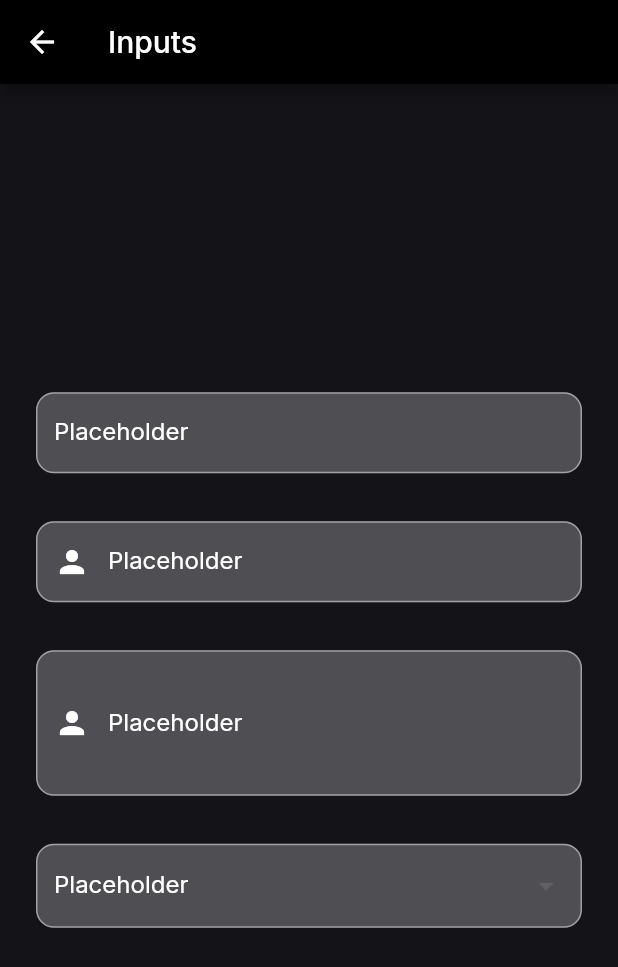
After one commit to TechTriathlon-CosmiX/flutter_app, a Flutter app: the screen it shows after launch, after a tap on "Inputs", on a phone screen of 412 x 824 dp. The commit adds this screen. Shown: the top 967 px of the screen. Run offline on Flutter 3.47's test engine with Material 2 defaults, Android fonts, the phone set to English and light mode, and no system bars; our stand-ins replace get, google_fonts.

Commit message:
Add reusable text field and dropdown components

```diff
--- a/lib/screens/home_screen.dart
+++ b/lib/screens/home_screen.dart
@@ -1,4 +1,5 @@
 import 'package:CosmiX/screens/buttons_screen.dart';
+import 'package:CosmiX/screens/inputs_screen.dart';
 import 'package:CosmiX/theme/colors.dart';
 import 'package:flutter/material.dart';
 import 'package:get/get.dart';
@@ -33,6 +34,12 @@ class HomeScreen extends StatelessWidget {
                 type: ButtonType.primary,
                 buttonText: "Cards",
                 onPressed: () => Get.to(() => const CardsScreen())),
+            const SizedBox(height: 24),
+            Button(
+                rightIcon: const Icon(Icons.arrow_forward_ios),
+                type: ButtonType.primary,
+                buttonText: "Inputs",
+                onPressed: () => Get.to(() => InputsScreen())),
           ],
         )),
       ),
--- /dev/null
+++ b/lib/screens/inputs_screen.dart
@@ -0,0 +1,73 @@
+import 'package:CosmiX/theme/colors.dart';
+import 'package:CosmiX/widgets/desc_field.dart';
+import 'package:CosmiX/widgets/dropdown_field.dart';
+import 'package:CosmiX/widgets/input_field.dart';
+import 'package:flutter/material.dart';
+
+import '../widgets/card.dart';
+
+class InputsScreen extends StatelessWidget {
+  InputsScreen({super.key});
+
+  final field1Controller = TextEditingController(text: "");
+  final field2Controller = TextEditingController(text: "");
+
+  @override
+  Widget build(context) {
+    return Scaffold(
+      // Use Obx(()=> to update Text() whenever count is changed.
+      appBar: AppBar(title: const Text("Inputs")),
+      backgroundColor: CosmixColor.bgColor,
+      // Replace the 8 lines Navigator.push by a simple Get.to(). You don't need context
+      body: Padding(
+        padding: const EdgeInsets.symmetric(horizontal: 24.0, vertical: 36.0),
+        child: Center(
+            child: Column(
+          mainAxisAlignment: MainAxisAlignment.center,
+          children: [
+            InputField(
+              labelText: 'Placeholder',
+              controller: field1Controller,
+            ),
+            const SizedBox(
+              height: 32,
+            ),
+            InputField(
+              labelText: 'Placeholder',
+              leadingIcon: const Icon(Icons.person),
+              controller: field2Controller,
+            ),
+            const SizedBox(
+              height: 32,
+            ),
+            DescField(
+              labelText: 'Placeholder',
+              leadingIcon: const Icon(Icons.person),
+              controller: field2Controller,
+            ),
+            const SizedBox(
+              height: 32,
+            ),
+            const DropdownField(
+              labelText: 'Placeholder',
+              items: [
+                DropdownMenuItem(
+                  child: Text('Item 1'),
+                  value: '1',
+                ),
+                DropdownMenuItem(
+                  child: Text('Item 2'),
+                  value: '2',
+                ),
+                DropdownMenuItem(
+                  child: Text('Item 3'),
+                  value: '3',
+                ),
+              ],
+            ),
+          ],
+        )),
+      ),
+    );
+  }
+}
--- /dev/null
+++ b/lib/widgets/desc_field.dart
@@ -0,0 +1,62 @@
+import 'package:CosmiX/theme/colors.dart';
+import 'package:flutter/material.dart';
+
+class DescField extends StatelessWidget {
+  final Icon? leadingIcon;
+  final Color color;
+  final String labelText;
+  final bool obscureText;
+  final TextEditingController controller;
+
+  const DescField({
+    super.key,
+    this.leadingIcon,
+    this.color = CosmixColor.white,
+    required this.labelText,
+    this.obscureText = false,
+    required this.controller,
+  });
+
+  @override
+  Widget build(BuildContext context) {
+    return Container(
+      height: 97,
+      decoration: BoxDecoration(
+        borderRadius: BorderRadius.circular(12),
+        color: CosmixColor.lighterWhite,
+      ),
+      child: TextField(
+        minLines: 3,
+        maxLines: 3,
+        controller: controller,
+        obscureText: obscureText,
+        style: TextStyle(
+          color: color, // Change the text color here
+          fontSize: 16.0,
+        ),
+        decoration: InputDecoration(
+          prefixIcon: leadingIcon != null
+              ? Icon(
+                  leadingIcon?.icon,
+                  color: color,
+                )
+              : null,
+          floatingLabelBehavior: FloatingLabelBehavior.auto,
+          floatingLabelStyle: const TextStyle(
+              color: CosmixColor.lighterWhite,
+              fontWeight: FontWeight.bold,
+              fontSize: 16),
+          enabledBorder: OutlineInputBorder(
+              borderRadius: BorderRadius.circular(12),
+              borderSide: const BorderSide(color: CosmixColor.lightWhite)),
+          focusedBorder: OutlineInputBorder(
+              borderRadius: BorderRadius.circular(12),
+              borderSide: const BorderSide(color: CosmixColor.secondaryColor)),
+          filled: true,
+          label: Text(labelText, style: TextStyle(color: color)),
+          hintStyle: const TextStyle(color: CosmixColor.lightWhite),
+        ),
+      ),
+    );
+  }
+}
--- /dev/null
+++ b/lib/widgets/dropdown_field.dart
@@ -0,0 +1,62 @@
+import 'package:CosmiX/theme/colors.dart';
+import 'package:flutter/material.dart';
+
+class DropdownField extends StatelessWidget {
+  final Icon? leadingIcon;
+  final Color color;
+  final String labelText;
+  final bool obscureText;
+  final List<DropdownMenuItem> items;
+
+  const DropdownField(
+      {super.key,
+      this.leadingIcon,
+      this.color = CosmixColor.white,
+      required this.labelText,
+      this.obscureText = false,
+      required this.items});
+
+  @override
+  Widget build(BuildContext context) {
+    return Container(
+      height: 56,
+      decoration: BoxDecoration(
+        borderRadius: BorderRadius.circular(12),
+        color: CosmixColor.lighterWhite,
+      ),
+      child: DropdownButtonFormField(
+        borderRadius: BorderRadius.circular(12),
+        focusColor: Colors.black,
+          style: TextStyle(
+            color: color, // Change the text color here
+            fontSize: 17.0,
+          ),
+          decoration: InputDecoration(
+            prefixIcon: leadingIcon != null
+                ? Icon(
+                    leadingIcon?.icon,
+                    color: color,
+                  )
+                : null,
+            floatingLabelBehavior: FloatingLabelBehavior.auto,
+            floatingLabelStyle: const TextStyle(
+                color: CosmixColor.lighterWhite,
+                fontWeight: FontWeight.bold,
+                fontSize: 16),
+            enabledBorder: OutlineInputBorder(
+                borderRadius: BorderRadius.circular(12),
+                borderSide: const BorderSide(color: CosmixColor.lightWhite)),
+            focusedBorder: OutlineInputBorder(
+                borderRadius: BorderRadius.circular(12),
+                borderSide: const BorderSide(color: CosmixColor.secondaryColor)),
+            filled: true,
+            label: Text(labelText, style: TextStyle(color: color)),
+            hintStyle: const TextStyle(color: CosmixColor.white),
+          ),
+          elevation: 0,
+          items: items,
+          dropdownColor: CosmixColor.lightBlack,
+          onChanged: (value) {}),
+    );
+  }
+}
--- /dev/null
+++ b/lib/widgets/input_field.dart
@@ -0,0 +1,60 @@
+import 'package:CosmiX/theme/colors.dart';
+import 'package:flutter/material.dart';
+
+class InputField extends StatelessWidget {
+  final Icon? leadingIcon;
+  final Color color;
+  final String labelText;
+  final bool obscureText;
+  final TextEditingController controller;
+
+  const InputField({
+    super.key,
+    this.leadingIcon,
+    this.color = CosmixColor.white,
+    required this.labelText,
+    this.obscureText = false,
+    required this.controller,
+  });
+
+  @override
+  Widget build(BuildContext context) {
+    return Container(
+      height: 54,
+      decoration: BoxDecoration(
+        borderRadius: BorderRadius.circular(12),
+        color: CosmixColor.lighterWhite,
+      ),
+      child: TextField(
+        controller: controller,
+        obscureText: obscureText,
+        style: TextStyle(
+          color: color, // Change the text color here
+          fontSize: 16.0,
+        ),
+        decoration: InputDecoration(
+          prefixIcon: leadingIcon != null
+              ? Icon(
+                  leadingIcon?.icon,
+                  color: color,
+                )
+              : null,
+          floatingLabelBehavior: FloatingLabelBehavior.auto,
+          floatingLabelStyle: const TextStyle(
+              color: CosmixColor.lighterWhite,
+              fontWeight: FontWeight.bold,
+              fontSize: 16),
+          enabledBorder: OutlineInputBorder(
+              borderRadius: BorderRadius.circular(12),
+              borderSide: const BorderSide(color: CosmixColor.lightWhite)),
+          focusedBorder: OutlineInputBorder(
+              borderRadius: BorderRadius.circular(12),
+              borderSide: const BorderSide(color: CosmixColor.secondaryColor)),
+          filled: true,
+          label: Text(labelText, style: TextStyle(color: color)),
+          hintStyle: const TextStyle(color: CosmixColor.lightWhite),
+        ),
+      ),
+    );
+  }
+}
```
